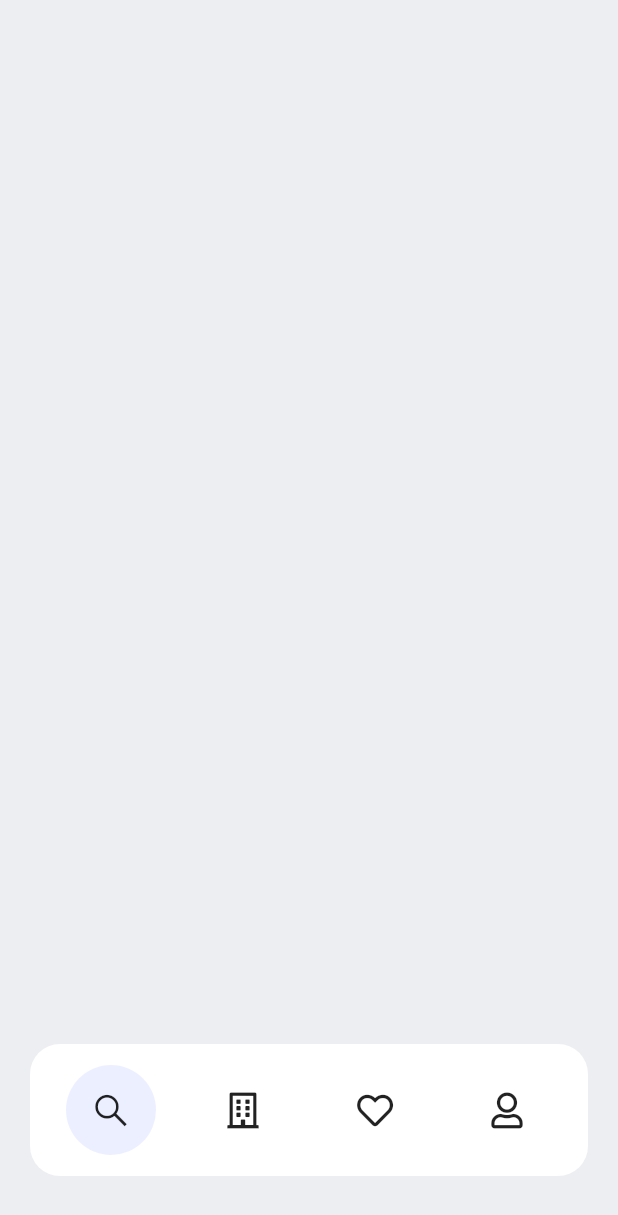
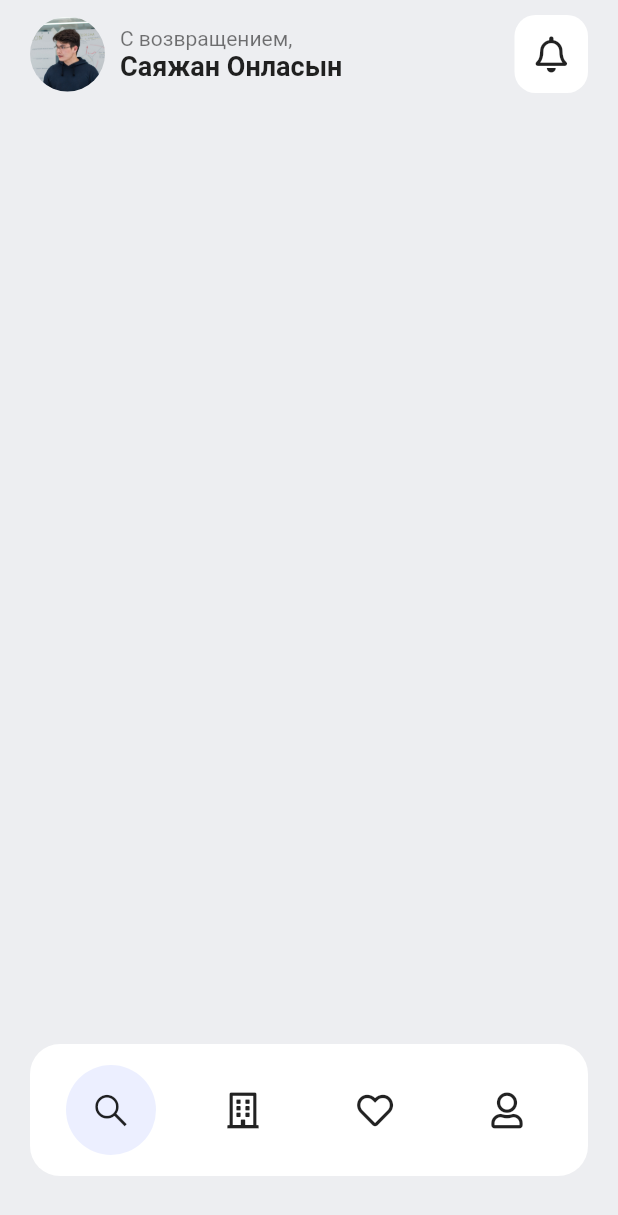
Before and after one commit to Crepiks/valid-mobile, a Flutter app: the screen it shows after launch, on a phone screen of 412 x 824 dp. Shown: the top 1215 px of the screen. Run offline on Flutter 3.47's test engine with Material 2 defaults, Android fonts, the phone set to English and light mode, and no system bars; our stand-ins replace font_awesome_flutter.

Commit message:
feat: implement header of tasks view

```diff
--- a/lib/layouts/main_layout.dart
+++ b/lib/layouts/main_layout.dart
@@ -1,6 +1,7 @@
 import "package:flutter/material.dart";
 import 'package:valid/common/constants/colors.dart';
 import 'package:valid/layouts/components/bottom_navigation.dart';
+import 'package:valid/tasks/views/tasks_view.dart';
 
 class MainLayout extends StatefulWidget {
   const MainLayout({Key? key}) : super(key: key);
@@ -20,6 +21,7 @@ class _MainLayoutState extends State<MainLayout> {
       children: [
         Container(
           color: backgroundColor,
+          child: const TasksView(),
         ),
         Padding(
             padding: const EdgeInsets.only(right: 20, bottom: 40, left: 20),
--- /dev/null
+++ b/lib/tasks/views/components/notifications_button.dart
@@ -0,0 +1,19 @@
+import 'package:flutter/material.dart';
+import 'package:font_awesome_flutter/font_awesome_flutter.dart';
+
+class NotificationsButton extends StatelessWidget {
+  const NotificationsButton({Key? key}) : super(key: key);
+
+  @override
+  Widget build(BuildContext context) {
+    return Container(
+      padding: const EdgeInsets.all(14),
+      decoration: const BoxDecoration(
+          color: Colors.white,
+          borderRadius: BorderRadius.all(Radius.circular(14))),
+      child: const Center(
+        child: FaIcon(FontAwesomeIcons.bell),
+      ),
+    );
+  }
+}
--- /dev/null
+++ b/lib/tasks/views/components/tasks_header.dart
@@ -0,0 +1,44 @@
+import 'package:flutter/material.dart';
+import 'package:valid/tasks/views/components/notifications_button.dart';
+
+class TasksHeader extends StatelessWidget {
+  const TasksHeader({Key? key}) : super(key: key);
+
+  @override
+  Widget build(BuildContext context) {
+    return Container(
+      padding: const EdgeInsets.symmetric(vertical: 10),
+      child: Row(
+        mainAxisAlignment: MainAxisAlignment.spaceBetween,
+        children: [
+          Row(
+            children: [
+              Container(
+                  width: 50,
+                  height: 50,
+                  decoration: const BoxDecoration(
+                      shape: BoxShape.circle,
+                      image: DecorationImage(
+                          image: AssetImage('assets/images/avatar.png')))),
+              const SizedBox(width: 10),
+              Column(
+                crossAxisAlignment: CrossAxisAlignment.start,
+                children: const [
+                  Text(
+                    "С возвращением,",
+                    style: TextStyle(fontSize: 14, color: Colors.black54),
+                  ),
+                  Text(
+                    "Саяжан Онласын",
+                    style: TextStyle(fontSize: 18, fontWeight: FontWeight.w600),
+                  ),
+                ],
+              )
+            ],
+          ),
+          const NotificationsButton()
+        ],
+      ),
+    );
+  }
+}
--- /dev/null
+++ b/lib/tasks/views/tasks_view.dart
@@ -0,0 +1,21 @@
+import "package:flutter/material.dart";
+import 'package:valid/tasks/views/components/tasks_header.dart';
+
+class TasksView extends StatefulWidget {
+  const TasksView({Key? key}) : super(key: key);
+
+  @override
+  _TasksViewState createState() => _TasksViewState();
+}
+
+class _TasksViewState extends State<TasksView> {
+  @override
+  Widget build(BuildContext context) {
+    return ListView(
+      children: const [
+        Padding(
+            padding: EdgeInsets.symmetric(horizontal: 20), child: TasksHeader())
+      ],
+    );
+  }
+}
--- a/pubspec.yaml
+++ b/pubspec.yaml
@@ -57,9 +57,8 @@ flutter:
   uses-material-design: true
 
   # To add assets to your application, add an assets section, like this:
-  # assets:
-  #   - images/a_dot_burr.jpeg
-  #   - images/a_dot_ham.jpeg
+  assets:
+    - assets/images/
 
   # An image asset can refer to one or more resolution-specific "variants", see
   # https://flutter.dev/assets-and-images/#resolution-aware.
```
Also changed, not shown: assets/images/avatar.png (added).
